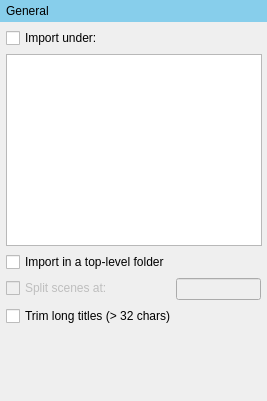
This is manuskript/ui/importers/generalSettings_ui.ui in olivierkes/manuskript as Qt 5 draws it before an edit. The edited form follows.
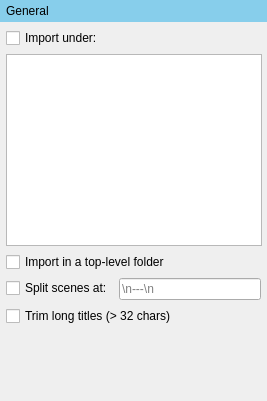
This is the edited form.

Diff of the .ui file:
```diff
--- a/manuskript/ui/importers/generalSettings_ui.ui
+++ b/manuskript/ui/importers/generalSettings_ui.ui
@@ -80,9 +80,6 @@
          </property>
          <item row="3" column="0">
           <widget class="QCheckBox" name="chkGeneralSplitScenes">
-           <property name="enabled">
-            <bool>false</bool>
-           </property>
            <property name="text">
             <string>Split scenes at:</string>
            </property>
@@ -90,8 +87,11 @@
          </item>
          <item row="3" column="1">
           <widget class="QLineEdit" name="txtGeneralSplitScenes">
-           <property name="enabled">
-            <bool>false</bool>
+           <property name="text">
+            <string/>
+           </property>
+           <property name="placeholderText">
+            <string>\n---\n</string>
            </property>
           </widget>
          </item>
@@ -116,7 +116,7 @@
            </property>
           </widget>
          </item>
-         <item row="2" column="0">
+         <item row="2" column="0" colspan="2">
           <widget class="QCheckBox" name="chkGeneralTopLevel">
            <property name="text">
             <string>Import in a top-level folder</string>
```
